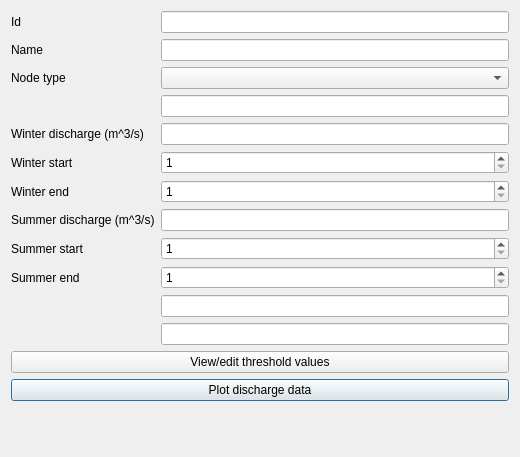
Above: layerforms/node_dialog.ui from rita-tools/IdrAgraTools before the change. Below: the same form after it.
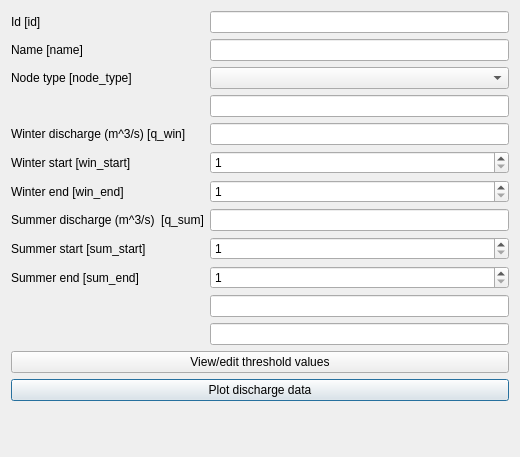
That is the form after the change.

What changed in the file:
```diff
--- a/layerforms/node_dialog.ui
+++ b/layerforms/node_dialog.ui
@@ -23,7 +23,7 @@
       <string>The name of the station</string>
      </property>
      <property name="text">
-      <string>Name</string>
+      <string>Name [name]</string>
      </property>
     </widget>
    </item>
@@ -33,7 +33,7 @@
       <string>The name of the station</string>
      </property>
      <property name="text">
-      <string>Winter end</string>
+      <string>Winter end [win_end]</string>
      </property>
     </widget>
    </item>
@@ -43,7 +43,7 @@
       <string>The name of the station</string>
      </property>
      <property name="text">
-      <string>Summer discharge (m^3/s)</string>
+      <string>Summer discharge (m^3/s)  [q_sum]</string>
      </property>
     </widget>
    </item>
@@ -84,7 +84,7 @@
       <string>The name of the station</string>
      </property>
      <property name="text">
-      <string>Winter start</string>
+      <string>Winter start [win_start]</string>
      </property>
     </widget>
    </item>
@@ -118,7 +118,7 @@
       <string>The name of the station</string>
      </property>
      <property name="text">
-      <string>Summer start</string>
+      <string>Summer start [sum_start]</string>
      </property>
     </widget>
    </item>
@@ -138,7 +138,7 @@
       <string>The name of the station</string>
      </property>
      <property name="text">
-      <string>Node type</string>
+      <string>Node type [node_type]</string>
      </property>
     </widget>
    </item>
@@ -148,7 +148,7 @@
       <string>The name of the station</string>
      </property>
      <property name="text">
-      <string>Summer end</string>
+      <string>Summer end [sum_end]</string>
      </property>
     </widget>
    </item>
@@ -161,7 +161,7 @@
       <string>The name of the station</string>
      </property>
      <property name="text">
-      <string>Winter discharge (m^3/s)</string>
+      <string>Winter discharge (m^3/s) [q_win]</string>
      </property>
     </widget>
    </item>
@@ -171,7 +171,7 @@
       <string>The node identifier</string>
      </property>
      <property name="text">
-      <string>Id</string>
+      <string>Id [id]</string>
      </property>
     </widget>
    </item>
```
